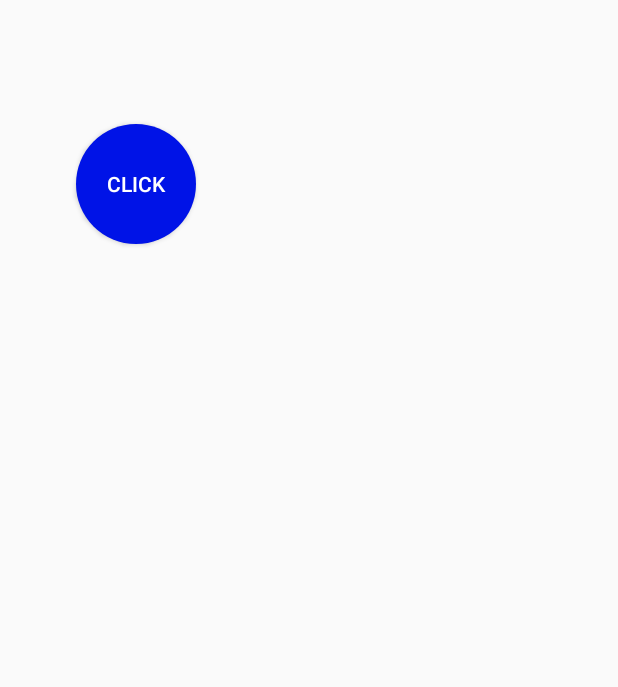
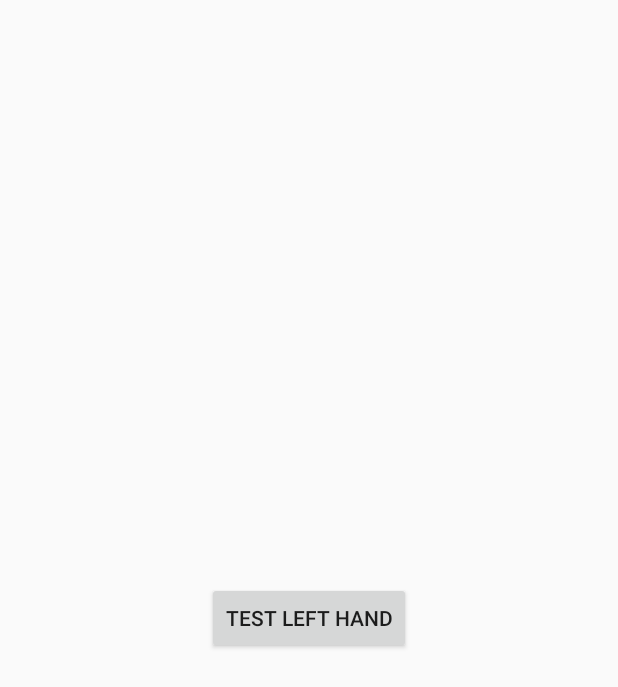
Before and after one commit to bmundt/436, an Android app: the ReactionTest screen opened directly, with no data from a screen before it, on a phone screen of 412 x 824 dp. Shown: the top 687 px of the screen. Run offline under Robolectric (Android 15) with nearby library versions, the phone set to English and light mode, and no system bars.

Commit message:
Fixed reaction results, add 2 main menu buttons

```diff
--- a/app/src/main/java/com/example/a436/PostResults.java
+++ b/app/src/main/java/com/example/a436/PostResults.java
@@ -59,7 +59,7 @@ public class PostResults extends Activity
     static final int REQUEST_GOOGLE_PLAY_SERVICES = 1002;
     static final int REQUEST_PERMISSION_GET_ACCOUNTS = 1003;
 
-    private static final String BUTTON_TEXT = "Call Google Sheets API";
+    private static final String BUTTON_TEXT = "Submit Results";
     private static final String PREF_ACCOUNT_NAME = "accountName";
     private static final String[] SCOPES = { SheetsScopes.SPREADSHEETS };
 
--- a/app/src/main/java/com/example/a436/ReactionTest.java
+++ b/app/src/main/java/com/example/a436/ReactionTest.java
@@ -23,15 +23,43 @@ public class ReactionTest extends Activity {
     private long startTime;
     private ArrayList<Long> times = new ArrayList<Long>();
     private int counter = 0;
+    private int left = 0;
 
 
     @Override
     public void onCreate(Bundle savedInstanceState) {
         super.onCreate(savedInstanceState);
         setContentView(R.layout.activity_reaction_test);
-        Log.d(TAG, "Inside on create");
-        //ArrayList<Button> buttons = new ArrayList<Button>();
-        Clicky();
+        final Button b = (Button) findViewById(R.id.rbb1);
+        ///Getting the Screen dimensions for API 1+
+        b.setVisibility(View.INVISIBLE);
+        runTest();
+
+    }
+
+    public void runTest() {
+        final Button l = (Button) findViewById(R.id.lefthand);
+        final Button r = (Button) findViewById(R.id.righthand);
+        if(left == 0) {
+            left = 1;
+            l.setVisibility(View.VISIBLE);
+            r.setVisibility(View.INVISIBLE);
+            l.setOnClickListener(new View.OnClickListener() {
+                public void onClick(View v) {
+                    l.setVisibility(View.GONE);
+                    Clicky();
+                }
+            });
+        } else {
+            r.setVisibility(View.VISIBLE);
+            l.setVisibility(View.GONE);
+            r.setOnClickListener(new View.OnClickListener() {
+                public void onClick(View v) {
+                    r.setVisibility(View.GONE);
+                    Clicky();
+                }
+            });
+        }
 
     }
 
@@ -58,24 +86,25 @@ public class ReactionTest extends Activity {
         b.setLayoutParams(params);
         b.setOnClickListener(new View.OnClickListener() {
             public void onClick(View v) {
-                if(counter == 10) {
+                if(counter == 20) {
                     final long elapsedTime = System.currentTimeMillis() - startTime;
                     times.add(elapsedTime);
                     Intent intent = new Intent(ReactionTest.this, ReactionResults.class);
-
-                    // currentContext.startActivity(activityChangeIntent);
                     intent.putExtra("TIMES", times);
                     startActivity(intent);
-                } else {
-                    // Perform action on click
-
+                } else if(counter == 10) {
                     final long elapsedTime = System.currentTimeMillis() - startTime;
                     times.add(elapsedTime);
-                    b.setVisibility(View.INVISIBLE);
+                    b.setVisibility(View.GONE);
+                    runTest();
+                    // Perform action on click
+                } else {
+                    final long elapsedTime = System.currentTimeMillis() - startTime;
+                    times.add(elapsedTime);
+                    b.setVisibility(View.GONE);
                     Clicky();
                 }
 
-                // currentContext.startActivity(activityChangeIntent);
             }
         });
     }
--- a/app/src/main/java/com/example/a436/TapTestActivity.java
+++ b/app/src/main/java/com/example/a436/TapTestActivity.java
@@ -103,7 +103,7 @@ public class TapTestActivity extends AppCompatActivity {
                     Then after they hit okay will reset the page as right hand.*/
             AlertDialog instructions = new AlertDialog.Builder(TapTestActivity.this).create();
             instructions.setTitle("Instructions");
-            instructions.setMessage("Please Switch to your right hand, and perform 5 trials");
+            instructions.setMessage("Please Switch to your right hand, and perform 3 trials");
             instructions.setButton(AlertDialog.BUTTON_NEUTRAL, "OK",
                     new DialogInterface.OnClickListener() {
                         public void onClick(DialogInterface dialog, int which) {
--- a/app/src/main/java/com/example/a436/resultsPage.java
+++ b/app/src/main/java/com/example/a436/resultsPage.java
@@ -47,4 +47,10 @@ public class resultsPage extends AppCompatActivity {
 
 
     }
+
+    public void toHome(View v)
+    {
+        Intent intent = new Intent(resultsPage.this, MainActivity.class);
+        startActivity(intent);
+    }
 }
--- a/app/src/main/res/layout/activity_drawing.xml
+++ b/app/src/main/res/layout/activity_drawing.xml
@@ -42,7 +42,6 @@
         android:id="@+id/drawing"
         android:layout_width="match_parent"
         android:layout_height="wrap_content"
-        android:background="#FFFFFFFF"
         android:layout_alignTop="@+id/imageView"
         android:layout_alignLeft="@+id/imageView"
         android:layout_alignRight="@+id/imageView"
--- a/app/src/main/res/layout/activity_instr_screen.xml
+++ b/app/src/main/res/layout/activity_instr_screen.xml
@@ -31,7 +31,7 @@
         android:onClick="nextButton"/>
 
     <TextView
-        android:text="This will be testing the number of taps that you can do in 10 seconds. It will be testing both hands, first your left then your right, 5 trials each. Please use the pointer finger to tap. "
+        android:text="This will be testing the number of taps that you can do in 10 seconds. It will be testing both hands, first your left then your right, 3 trials each. Please use the pointer finger to tap. "
         android:layout_width="wrap_content"
         android:layout_height="wrap_content"
         android:layout_marginTop="37dp"
--- a/app/src/main/res/layout/activity_reaction_test.xml
+++ b/app/src/main/res/layout/activity_reaction_test.xml
@@ -20,4 +20,20 @@
         android:onClick="aa"
         />
 
+    <Button
+        android:id="@+id/lefthand"
+        android:layout_width="wrap_content"
+        android:layout_height="wrap_content"
+        android:layout_centerHorizontal="true"
+        android:layout_centerVertical="true"
+        android:text="Test Left Hand" />
+
+    <Button
+        android:id="@+id/righthand"
+        android:layout_width="wrap_content"
+        android:layout_height="wrap_content"
+        android:layout_centerHorizontal="true"
+        android:layout_centerVertical="true"
+        android:text="Test Right Hand" />
+
 </RelativeLayout>
```
Also changed, not shown: app/src/main/java/com/example/a436/ReactionResults.java (+21 -2 lines), app/src/main/res/layout/activity_reaction_results.xml (+12 -1 lines), app/src/main/res/layout/activity_results_page.xml (+13 -2 lines), 2 other files.
